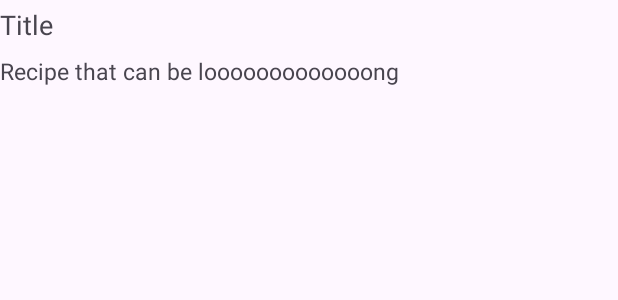
After one commit to platonso/Yamify, an Android app: the layout recycler_favourites_item.xml on its own in the app's theme, with its tools: preview values and no code run, on a phone screen of 412 x 824 dp. The commit adds this screen. Shown: the top 300 px of the screen. Run offline under Robolectric (Android 15) with nearby library versions, the phone set to English and light mode, and no system bars.

Commit message:
added Firestore in Favourites

```diff
--- a/app/build.gradle.kts
+++ b/app/build.gradle.kts
@@ -52,8 +52,10 @@ dependencies {
     implementation(libs.androidx.activity)
     implementation(libs.firebase.auth)
     implementation(libs.firebase.firestore)
+    implementation(libs.identity.credential.android)
     testImplementation(libs.junit)
     androidTestImplementation(libs.androidx.junit)
     androidTestImplementation(libs.androidx.espresso.core)
     implementation("com.squareup.okhttp3:okhttp:4.12.0")
+    implementation ("com.firebaseui:firebase-ui-firestore:8.0.1")
 }
--- /dev/null
+++ b/app/src/main/res/drawable/exit_to_app.xml
@@ -0,0 +1,5 @@
+<vector xmlns:android="http://schemas.android.com/apk/res/android" android:autoMirrored="true" android:height="25dp" android:tint="#000000" android:viewportHeight="24" android:viewportWidth="24" android:width="25dp">
+
+    <path android:fillColor="@android:color/white" android:pathData="M10.09,15.59L11.5,17l5,-5 -5,-5 -1.41,1.41L12.67,11H3v2h9.67l-2.58,2.59zM19,3H5c-1.11,0 -2,0.9 -2,2v4h2V5h14v14H5v-4H3v4c0,1.1 0.89,2 2,2h14c1.1,0 2,-0.9 2,-2V5c0,-1.1 -0.9,-2 -2,-2z"/>
+
+</vector>
--- /dev/null
+++ b/app/src/main/res/layout/recycler_favourites_item.xml
@@ -0,0 +1,27 @@
+<?xml version="1.0" encoding="utf-8"?>
+<LinearLayout
+    xmlns:android="http://schemas.android.com/apk/res/android"
+    android:orientation="vertical"
+    android:layout_width="match_parent"
+    android:layout_height="wrap_content">
+
+    <TextView
+        android:id="@+id/recipe_title_text_view"
+        android:layout_width="match_parent"
+        android:layout_height="wrap_content"
+        android:text="Title"
+        android:textSize="18sp"
+        android:layout_marginVertical="4dp"/>
+
+    <TextView
+        android:id="@+id/recipe_content_text_view"
+        android:layout_width="match_parent"
+        android:layout_height="wrap_content"
+        android:text="Recipe that can be looooooooooooong"
+        android:maxLines="3"
+        android:ellipsize="end"
+        android:textSize="15sp"
+        android:layout_marginVertical="4dp"/>
+
+
+</LinearLayout>
--- a/app/src/main/res/values/strings.xml
+++ b/app/src/main/res/values/strings.xml
@@ -31,6 +31,7 @@
     <string name="pepper">Перец</string>
     <string name="mushroom">Грибы</string>
     <string name="onion">Лук</string>
+    <string name="exit">Выйти</string>
     <string name="meat_and_cheese">Мясо и сыр</string>
     <string name="recipe_will_be_here">Здесь будет рецепт</string>
     <string name="promt">Составь рецепт блюда только из данных ингредиентов:</string>
--- a/gradle/libs.versions.toml
+++ b/gradle/libs.versions.toml
@@ -16,6 +16,7 @@ activity = "1.9.0"
 googleGmsGoogleServices = "4.4.1"
 firebaseAuth = "23.0.0"
 firebaseFirestore = "25.0.0"
+identityCredentialAndroid = "20231002"
 
 [libraries]
 androidx-core-ktx = { group = "androidx.core", name = "core-ktx", version.ref = "coreKtx" }
@@ -32,6 +33,7 @@ androidx-navigation-ui-ktx = { group = "androidx.navigation", name = "navigation
 androidx-activity = { group = "androidx.activity", name = "activity", version.ref = "activity" }
 firebase-auth = { group = "com.google.firebase", name = "firebase-auth", version.ref = "firebaseAuth" }
 firebase-firestore = { group = "com.google.firebase", name = "firebase-firestore", version.ref = "firebaseFirestore" }
+identity-credential-android = { group = "com.android.identity", name = "identity-credential-android", version.ref = "identityCredentialAndroid" }
 
 [plugins]
 android-application = { id = "com.android.application", version.ref = "agp" }
```
Also changed, not shown: app/src/main/java/com/platonso/yamify/data/Favourites.java (+16 -1 lines), app/src/main/java/com/platonso/yamify/ui/FavouritesFragment.kt (+37 -2 lines), app/src/main/java/com/platonso/yamify/ui/RecipeAdapter.java (added, +58 -0 lines), app/src/main/java/com/platonso/yamify/ui/RecipeFragment.kt (+20 -2 lines), app/src/main/res/layout/fragment_favourites.xml (+50 -13 lines).
